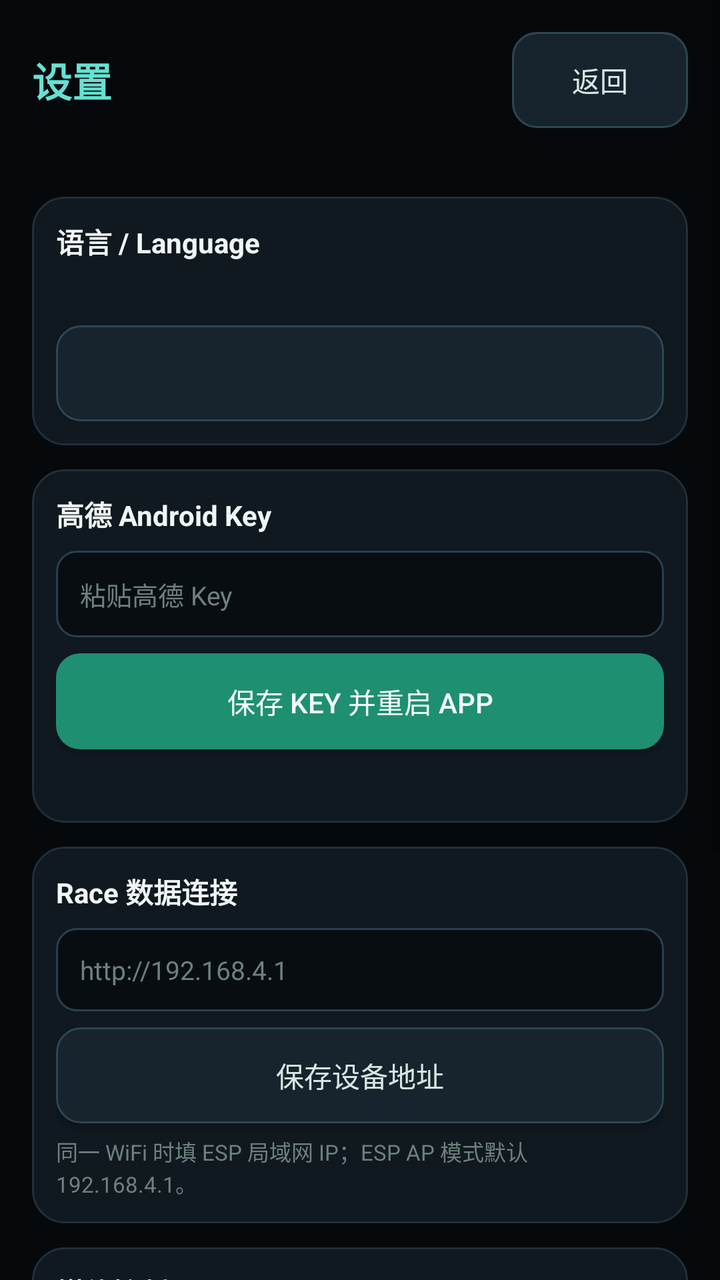
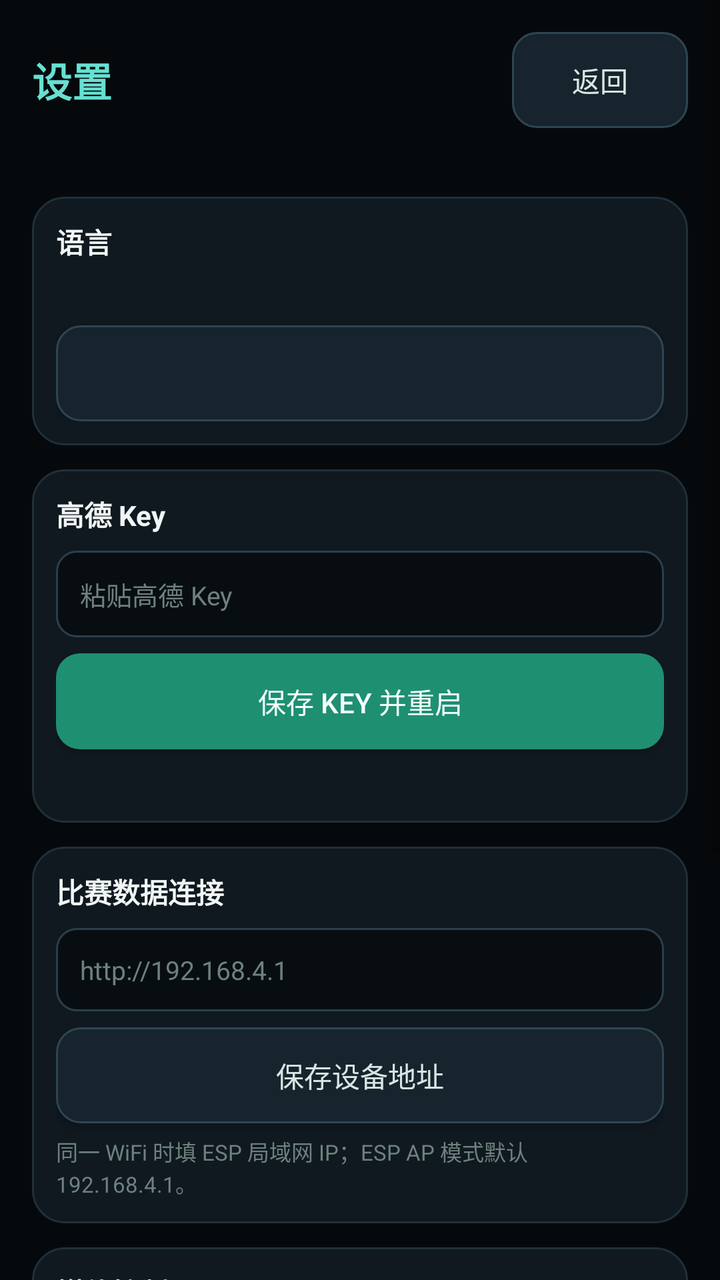

Screens rendered from an Android XML layout before and after an edit, with the pre-edit source and the edit as a unified diff.
<!-- AndroidManifest.xml: application theme Theme.NavBridge -->
<!-- res/layout/activity_settings.xml -->
<?xml version="1.0" encoding="utf-8"?>
<ScrollView xmlns:android="http://schemas.android.com/apk/res/android"
    android:fitsSystemWindows="true"
    android:layout_width="match_parent"
    android:layout_height="match_parent"
    android:fillViewport="true"
    android:background="#06090C">

    <LinearLayout
        android:layout_width="match_parent"
        android:layout_height="wrap_content"
        android:orientation="vertical"
        android:padding="16dp"
        android:paddingTop="36dp">

        <LinearLayout
            android:layout_width="match_parent"
            android:layout_height="wrap_content"
            android:gravity="center_vertical"
            android:orientation="horizontal">

            <TextView
                android:layout_width="0dp"
                android:layout_height="wrap_content"
                android:layout_weight="1"
                android:text="设置"
                android:textColor="#66E0D2"
                android:textSize="20sp"
                android:textStyle="bold" />

            <Button
                android:id="@+id/btnBack"
                android:layout_width="wrap_content"
                android:layout_height="wrap_content"
                android:background="@drawable/btn_secondary"
                android:backgroundTint="@null"
                android:text="返回"
                android:textColor="#D7E7E4" />
        </LinearLayout>

        <TextView
            android:id="@+id/tvVersion"
            android:layout_width="match_parent"
            android:layout_height="wrap_content"
            android:layout_marginTop="6dp"
            android:textColor="#A9C4BE"
            android:textSize="12sp" />

        <LinearLayout
            android:layout_width="match_parent"
            android:layout_height="wrap_content"
            android:layout_marginTop="12dp"
            android:background="@drawable/bg_card"
            android:orientation="vertical"
            android:padding="12dp">

            <TextView
                android:layout_width="match_parent"
                android:layout_height="wrap_content"
                android:text="语言 / Language"
                android:textColor="#F0F6F4"
                android:textSize="14sp"
                android:textStyle="bold" />

            <TextView
                android:id="@+id/tvLanguage"
                android:layout_width="match_parent"
                android:layout_height="wrap_content"
                android:layout_marginTop="6dp"
                android:textColor="#A9C4BE"
                android:textSize="13sp" />

            <Button
                android:id="@+id/btnLanguage"
                android:layout_width="match_parent"
                android:layout_height="wrap_content"
                android:layout_marginTop="8dp"
                android:background="@drawable/btn_secondary"
                android:backgroundTint="@null"
                android:textColor="#D7E7E4" />
        </LinearLayout>

        <LinearLayout
            android:layout_width="match_parent"
            android:layout_height="wrap_content"
            android:layout_marginTop="12dp"
            android:background="@drawable/bg_card"
            android:orientation="vertical"
            android:padding="12dp">

            <TextView
                android:layout_width="match_parent"
                android:layout_height="wrap_content"
                android:text="高德 Android Key"
                android:textColor="#F0F6F4"
                android:textSize="14sp"
                android:textStyle="bold" />

            <EditText
                android:id="@+id/etKey"
                android:layout_width="match_parent"
                android:layout_height="wrap_content"
                android:layout_marginTop="8dp"
                android:background="@drawable/bg_input"
                android:hint="粘贴高德 Key"
                android:inputType="text"
                android:padding="12dp"
                android:textColor="#F0F6F4"
                android:textColorHint="#6D817D"
                android:textSize="13sp" />

            <Button
                android:id="@+id/btnSaveKey"
                android:layout_width="match_parent"
                android:layout_height="wrap_content"
                android:layout_marginTop="8dp"
                android:background="@drawable/btn_primary"
                android:backgroundTint="@null"
                android:text="保存 Key 并重启 App"
                android:textColor="#F2FFFB" />

            <TextView
                android:id="@+id/tvSign"
                android:layout_width="match_parent"
                android:layout_height="wrap_content"
                android:layout_marginTop="10dp"
                android:textColor="#A9C4BE"
                android:textIsSelectable="true"
                android:textSize="11sp" />
        </LinearLayout>

        <LinearLayout
            android:layout_width="match_parent"
            android:layout_height="wrap_content"
            android:layout_marginTop="12dp"
            android:background="@drawable/bg_card"
            android:orientation="vertical"
            android:padding="12dp">

            <TextView
                android:layout_width="match_parent"
                android:layout_height="wrap_content"
                android:text="Race 数据连接"
                android:textColor="#F0F6F4"
                android:textSize="14sp"
                android:textStyle="bold" />

            <EditText
                android:id="@+id/etRaceUrl"
                android:layout_width="match_parent"
                android:layout_height="wrap_content"
                android:layout_marginTop="8dp"
                android:background="@drawable/bg_input"
                android:hint="http://192.168.4.1"
                android:inputType="textUri"
                android:padding="12dp"
                android:textColor="#F0F6F4"
                android:textColorHint="#6D817D"
                android:textSize="13sp" />

            <Button
                android:id="@+id/btnSaveRaceUrl"
                android:layout_width="match_parent"
                android:layout_height="wrap_content"
                android:layout_marginTop="8dp"
                android:background="@drawable/btn_secondary"
                android:backgroundTint="@null"
                android:text="保存设备地址"
                android:textColor="#D7E7E4" />

            <TextView
                android:layout_width="match_parent"
                android:layout_height="wrap_content"
                android:layout_marginTop="6dp"
                android:text="同一 WiFi 时填 ESP 局域网 IP；ESP AP 模式默认 192.168.4.1。"
                android:textColor="#6D817D"
                android:textSize="11sp" />
        </LinearLayout>

        <LinearLayout
            android:layout_width="match_parent"
            android:layout_height="wrap_content"
            android:layout_marginTop="12dp"
            android:background="@drawable/bg_card"
            android:orientation="vertical"
            android:padding="12dp">

            <TextView
                android:layout_width="match_parent"
                android:layout_height="wrap_content"
                android:text="媒体控制"
                android:textColor="#F0F6F4"
                android:textSize="14sp"
                android:textStyle="bold" />

            <TextView
                android:id="@+id/tvMediaStatus"
                android:layout_width="match_parent"
                android:layout_height="wrap_content"
                android:layout_marginTop="6dp"
                android:textColor="#A9C4BE"
                android:textSize="13sp" />

            <TextView
                android:layout_width="match_parent"
                android:layout_height="wrap_content"
                android:layout_marginTop="4dp"
                android:text="首次启动会自动打开系统“通知使用权”设置；开启后 ESP 的 MEDIA 页才能控制手机音乐。"
                android:textColor="#6D817D"
                android:textSize="11sp" />
        </LinearLayout>

        <LinearLayout
            android:layout_width="match_parent"
            android:layout_height="wrap_content"
            android:layout_marginTop="12dp"
            android:background="@drawable/bg_card"
            android:orientation="vertical"
            android:padding="12dp">

            <TextView
                android:layout_width="match_parent"
                android:layout_height="wrap_content"
                android:text="后台运行"
                android:textColor="#F0F6F4"
                android:textSize="14sp"
                android:textStyle="bold" />

            <TextView
                android:layout_width="match_parent"
                android:layout_height="wrap_content"
                android:layout_marginTop="6dp"
                android:text="开始导航后 App 会启动前台服务。为保证切换 App 后仍持续定位/渲染/蓝牙推流，请在应用详情里把定位设为“始终允许”，电池设为“不受限制”。"
                android:textColor="#A9C4BE"
                android:textSize="12sp" />

            <Button
                android:id="@+id/btnBackground"
                android:layout_width="match_parent"
                android:layout_height="wrap_content"
                android:layout_marginTop="8dp"
                android:background="@drawable/btn_secondary"
                android:backgroundTint="@null"
                android:text="打开应用权限/电池设置"
                android:textColor="#D7E7E4" />
        </LinearLayout>

        <TextView
            android:layout_width="match_parent"
            android:layout_height="wrap_content"
            android:layout_marginTop="14dp"
            android:text="整帧发送始终开启：RaceBrick 使用 320×240 整帧；旧 MotoNav 底图/路线分包模式已不再暴露。"
            android:textColor="#6D817D"
            android:textSize="11sp" />
    </LinearLayout>
</ScrollView>
<!-- resources referenced by this layout -->
<resources>
  <!-- drawable bg_card (drawable) -->
  <?xml version="1.0" encoding="utf-8"?>
  <shape xmlns:android="http://schemas.android.com/apk/res/android">
      <solid android:color="#101820" />
      <corners android:radius="16dp" />
      <stroke android:width="1dp" android:color="#1F303A" />
  </shape>
  <!-- drawable bg_input (drawable) -->
  <?xml version="1.0" encoding="utf-8"?>
  <shape xmlns:android="http://schemas.android.com/apk/res/android">
      <solid android:color="#080D12" />
      <corners android:radius="10dp" />
      <stroke android:width="1dp" android:color="#29404C" />
  </shape>
  <!-- drawable btn_primary (drawable) -->
  <?xml version="1.0" encoding="utf-8"?>
  <shape xmlns:android="http://schemas.android.com/apk/res/android">
      <solid android:color="#1F8F72" />
      <corners android:radius="12dp" />
  </shape>
  <!-- drawable btn_secondary (drawable) -->
  <?xml version="1.0" encoding="utf-8"?>
  <shape xmlns:android="http://schemas.android.com/apk/res/android">
      <solid android:color="#17242D" />
      <corners android:radius="12dp" />
      <stroke android:width="1dp" android:color="#2E4654" />
  </shape>
  <style name="Theme.NavBridge" parent="Theme.AppCompat.DayNight.NoActionBar">
          <item name="android:windowBackground">@android:color/black</item>
          <item name="android:statusBarColor">@android:color/black</item>
      </style>
</resources>

<!-- the commit's change to res/layout/activity_settings.xml (unified diff, before → after) -->
@@ -57,7 +57,7 @@
             <TextView
                 android:layout_width="match_parent"
                 android:layout_height="wrap_content"
-                android:text="语言 / Language"
+                android:text="语言"
                 android:textColor="#F0F6F4"
                 android:textSize="14sp"
                 android:textStyle="bold" />
@@ -91,7 +91,7 @@
             <TextView
                 android:layout_width="match_parent"
                 android:layout_height="wrap_content"
-                android:text="高德 Android Key"
+                android:text="高德 Key"
                 android:textColor="#F0F6F4"
                 android:textSize="14sp"
                 android:textStyle="bold" />
@@ -116,7 +116,7 @@
                 android:layout_marginTop="8dp"
                 android:background="@drawable/btn_primary"
                 android:backgroundTint="@null"
-                android:text="保存 Key 并重启 App"
+                android:text="保存 Key 并重启"
                 android:textColor="#F2FFFB" />
 
             <TextView
@@ -140,7 +140,7 @@
             <TextView
                 android:layout_width="match_parent"
                 android:layout_height="wrap_content"
-                android:text="Race 数据连接"
+                android:text="比赛数据连接"
                 android:textColor="#F0F6F4"
                 android:textSize="14sp"
                 android:textStyle="bold" />
@@ -205,7 +205,7 @@
                 android:layout_width="match_parent"
                 android:layout_height="wrap_content"
                 android:layout_marginTop="4dp"
-                android:text="首次启动会自动打开系统“通知使用权”设置；开启后 ESP 的 MEDIA 页才能控制手机音乐。"
+                android:text="首次启动会自动打开系统“通知使用权”设置；开启后设备的 MEDIA 页才能控制手机音乐。"
                 android:textColor="#6D817D"
                 android:textSize="11sp" />
         </LinearLayout>
@@ -230,7 +230,7 @@
                 android:layout_width="match_parent"
                 android:layout_height="wrap_content"
                 android:layout_marginTop="6dp"
-                android:text="开始导航后 App 会启动前台服务。为保证切换 App 后仍持续定位/渲染/蓝牙推流，请在应用详情里把定位设为“始终允许”，电池设为“不受限制”。"
+                android:text="开始导航后应用会启动前台服务。为保证切换应用后仍持续定位/渲染/蓝牙推流，请在应用详情里把定位设为“始终允许”，电池设为“不受限制”。"
                 android:textColor="#A9C4BE"
                 android:textSize="12sp" />
 
